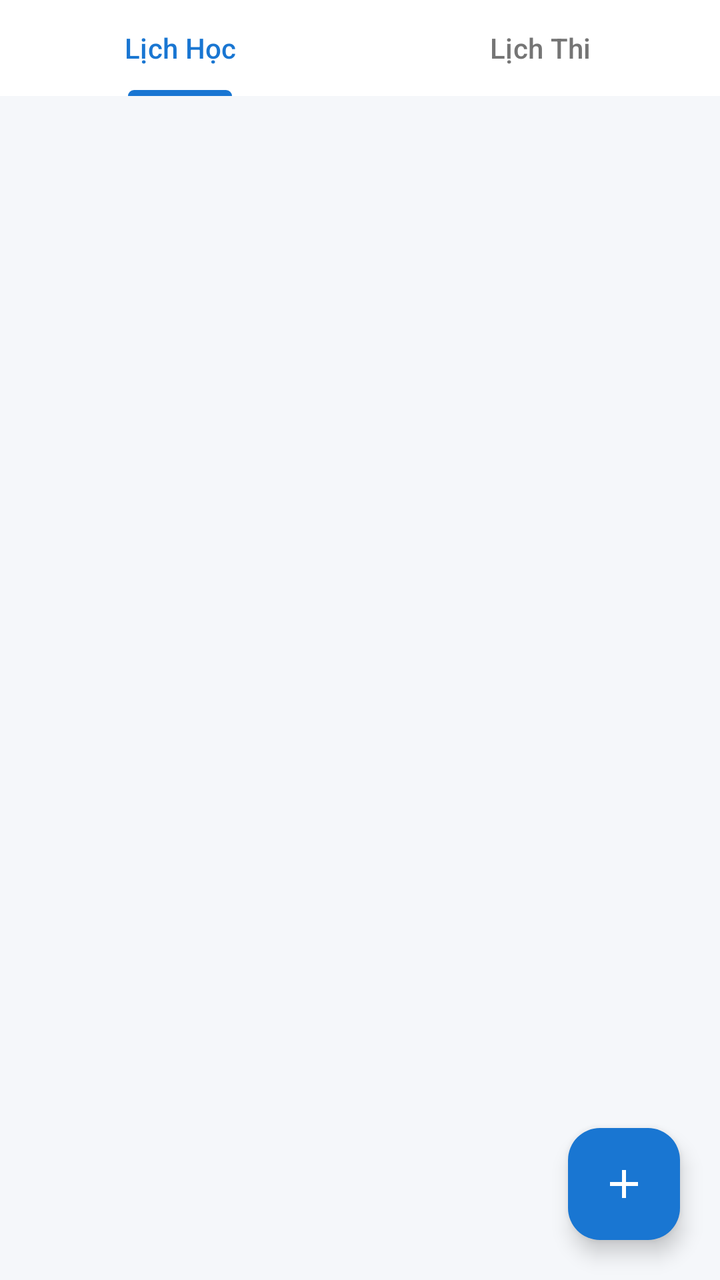
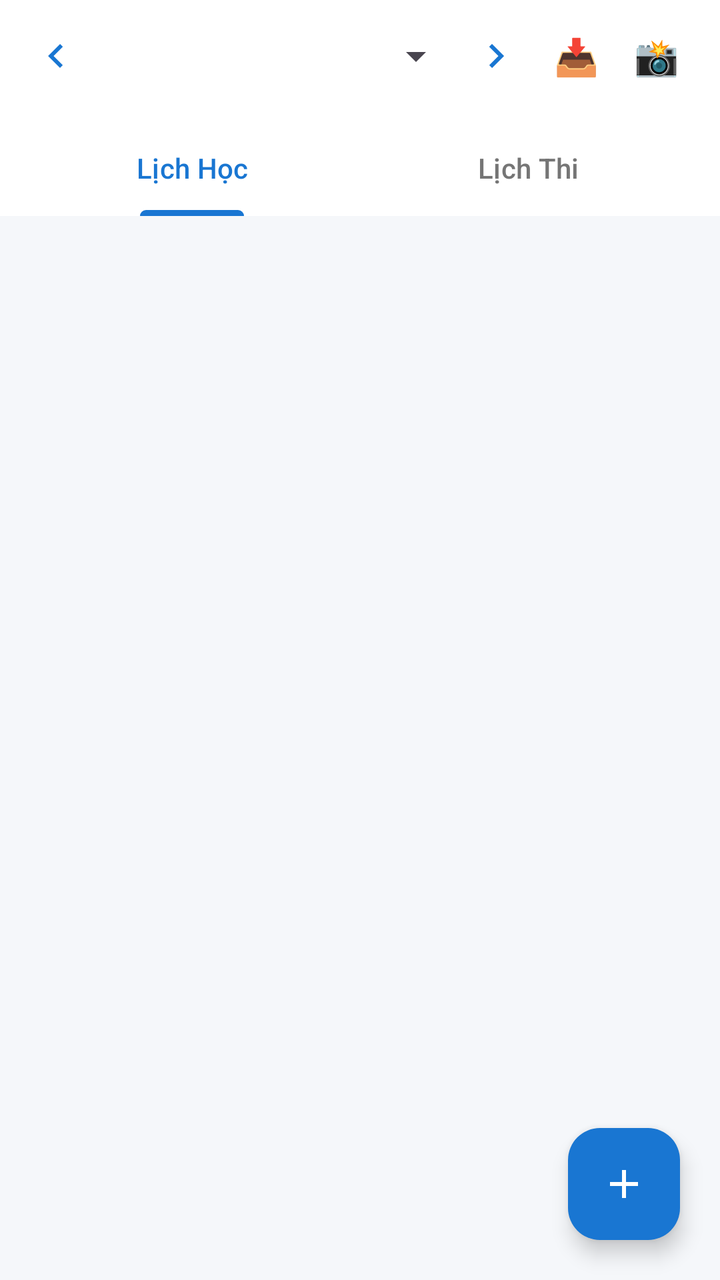

Screens rendered from an Android XML layout before and after an edit, with the pre-edit source and the edit as a unified diff.
<!-- AndroidManifest.xml: application theme Theme.Schedule_TDMU -->
<!-- res/layout/fragment_schedule.xml -->
<?xml version="1.0" encoding="utf-8"?>
<RelativeLayout xmlns:android="http://schemas.android.com/apk/res/android"
    xmlns:app="http://schemas.android.com/apk/res-auto"
    android:layout_width="match_parent"
    android:layout_height="match_parent"
    android:background="@color/background">

    
    <com.google.android.material.tabs.TabLayout
        android:id="@+id/tab_layout"
        android:layout_width="match_parent"
        android:layout_height="wrap_content"
        android:background="@color/surface"
        app:tabIndicatorColor="@color/primary"
        app:tabSelectedTextColor="@color/primary"
        app:tabTextColor="@color/text_secondary">

        <com.google.android.material.tabs.TabItem
            android:layout_width="wrap_content"
            android:layout_height="wrap_content"
            android:text="Lịch Học" />

        <com.google.android.material.tabs.TabItem
            android:layout_width="wrap_content"
            android:layout_height="wrap_content"
            android:text="Lịch Thi" />
    </com.google.android.material.tabs.TabLayout>

    
    <androidx.recyclerview.widget.RecyclerView
        android:id="@+id/rv_schedule_list"
        android:layout_width="match_parent"
        android:layout_height="match_parent"
        android:layout_below="@id/tab_layout"
        android:clipToPadding="false"
        android:paddingTop="8dp"
        android:paddingBottom="80dp" />

    
    <com.google.android.material.floatingactionbutton.FloatingActionButton
        android:id="@+id/fab_add_schedule"
        android:layout_width="wrap_content"
        android:layout_height="wrap_content"
        android:layout_alignParentEnd="true"
        android:layout_alignParentBottom="true"
        android:layout_margin="20dp"
        android:contentDescription="Thêm lịch"
        android:src="@drawable/ic_add"
        app:backgroundTint="@color/primary"
        app:tint="@color/white" />

</RelativeLayout>
<!-- resources referenced by this layout -->
<resources>
  <color name="background">#F5F7FA</color>
  <color name="primary">#1976D2</color>
  <color name="surface">#FFFFFF</color>
  <color name="text_secondary">#757575</color>
  <color name="white">#FFFFFFFF</color>
  <!-- drawable ic_add (drawable) -->
  <vector xmlns:android="http://schemas.android.com/apk/res/android"
      android:width="24dp"
      android:height="24dp"
      android:viewportWidth="24"
      android:viewportHeight="24">
      <path
          android:fillColor="#FF000000"
          android:pathData="M19,13h-6v6h-2v-6H5v-2h6V5h2v6h6v2z"/>
  </vector>
  <style name="Theme.Schedule_TDMU" parent="Base.Theme.Schedule_TDMU" />
  <style name="Base.Theme.Schedule_TDMU" parent="Theme.Material3.DayNight.NoActionBar">
          
          
      </style>
</resources>

<!-- the commit's change to res/layout/fragment_schedule.xml (unified diff, before → after) -->
@@ -6,32 +6,163 @@
     android:background="@color/background">
 
     
-    <com.google.android.material.tabs.TabLayout
-        android:id="@+id/tab_layout"
+    <LinearLayout
+        android:id="@+id/schedule_top_bar"
         android:layout_width="match_parent"
         android:layout_height="wrap_content"
+        android:layout_alignParentTop="true"
         android:background="@color/surface"
-        app:tabIndicatorColor="@color/primary"
-        app:tabSelectedTextColor="@color/primary"
-        app:tabTextColor="@color/text_secondary">
+        android:orientation="vertical"
+        android:paddingHorizontal="12dp"
+        android:paddingTop="8dp">
 
-        <com.google.android.material.tabs.TabItem
-            android:layout_width="wrap_content"
+        <LinearLayout
+            android:layout_width="match_parent"
             android:layout_height="wrap_content"
-            android:text="Lịch Học" />
+            android:gravity="center_vertical"
+            android:orientation="horizontal">
 
-        <com.google.android.material.tabs.TabItem
-            android:layout_width="wrap_content"
+            <ImageButton
+                android:id="@+id/btn_prev_week"
+                android:layout_width="32dp"
+                android:layout_height="32dp"
+                android:background="?attr/selectableItemBackgroundBorderless"
+                android:contentDescription="Tuần trước"
+                android:src="@drawable/ic_arrow_left" />
+
+            <Spinner
+                android:id="@+id/spinner_week"
+                android:layout_width="0dp"
+                android:layout_height="wrap_content"
+                android:layout_weight="1"
+                android:spinnerMode="dropdown" />
+
+            <ImageButton
+                android:id="@+id/btn_next_week"
+                android:layout_width="32dp"
+                android:layout_height="32dp"
+                android:background="?attr/selectableItemBackgroundBorderless"
+                android:contentDescription="Tuần sau"
+                android:src="@drawable/ic_arrow_right" />
+
+            
+            <com.google.android.material.button.MaterialButton
+                android:id="@+id/btn_import_excel"
+                style="@style/Widget.MaterialComponents.Button.TextButton.Icon"
+                android:layout_width="40dp"
+                android:layout_height="40dp"
+                android:layout_marginStart="4dp"
+                android:contentDescription="Nhập Excel"
+                android:padding="0dp"
+                android:text="📥"
+                android:textColor="@color/primary"
+                android:textSize="18sp" />
+
+            
+            <com.google.android.material.button.MaterialButton
+                android:id="@+id/btn_scan_schedule_top"
+                style="@style/Widget.MaterialComponents.Button.TextButton.Icon"
+                android:layout_width="40dp"
+                android:layout_height="40dp"
+                android:contentDescription="Quét TKB AI"
+                android:padding="0dp"
+                android:text="📸"
+                android:textColor="@color/primary"
+                android:textSize="18sp" />
+        </LinearLayout>
+
+        
+        <androidx.recyclerview.widget.RecyclerView
+            android:id="@+id/rv_week_strip"
+            android:layout_width="match_parent"
             android:layout_height="wrap_content"
-            android:text="Lịch Thi" />
-    </com.google.android.material.tabs.TabLayout>
+            android:layout_marginTop="8dp"
+            android:layout_marginBottom="4dp"
+            android:clipToPadding="false"
+            android:orientation="horizontal"
+            app:layoutManager="androidx.recyclerview.widget.LinearLayoutManager" />
+
+        
+        <LinearLayout
+            android:id="@+id/layout_selection_bar"
+            android:layout_width="match_parent"
+            android:layout_height="52dp"
+            android:layout_marginTop="6dp"
+            android:background="@color/primary"
+            android:gravity="center_vertical"
+            android:orientation="horizontal"
+            android:paddingHorizontal="12dp"
+            android:visibility="gone">
+
+            <TextView
+                android:id="@+id/tv_selected_count"
+                android:layout_width="0dp"
+                android:layout_height="wrap_content"
+                android:layout_weight="1"
+                android:text="Đã chọn 0 môn"
+                android:textColor="@color/white"
+                android:textSize="15sp"
+                android:textStyle="bold" />
+
+            <com.google.android.material.button.MaterialButton
+                android:id="@+id/btn_select_all"
+                style="@style/Widget.MaterialComponents.Button.TextButton"
+                android:layout_width="wrap_content"
+                android:layout_height="38dp"
+                android:text="Chọn tất cả"
+                android:textColor="@color/white"
+                android:textSize="12sp" />
+
+            <com.google.android.material.button.MaterialButton
+                android:id="@+id/btn_delete_selected"
+                style="@style/Widget.MaterialComponents.Button.UnelevatedButton"
+                android:layout_width="wrap_content"
+                android:layout_height="38dp"
+                android:layout_marginStart="4dp"
+                android:backgroundTint="@color/error"
+                android:text="Xóa"
+                android:textColor="@color/white"
+                android:textSize="12sp" />
+
+            <ImageButton
+                android:id="@+id/btn_cancel_selection"
+                android:layout_width="36dp"
+                android:layout_height="36dp"
+                android:layout_marginStart="4dp"
+                android:background="?attr/selectableItemBackgroundBorderless"
+                android:contentDescription="Hủy chọn"
+                android:src="@drawable/ic_close"
+                app:tint="@color/white" />
+        </LinearLayout>
+
+        
+        <com.google.android.material.tabs.TabLayout
+            android:id="@+id/tab_layout"
+            android:layout_width="match_parent"
+            android:layout_height="wrap_content"
+            android:background="@color/surface"
+            app:tabIndicatorColor="@color/primary"
+            app:tabSelectedTextColor="@color/primary"
+            app:tabTextColor="@color/text_secondary">
+
+            <com.google.android.material.tabs.TabItem
+                android:layout_width="wrap_content"
+                android:layout_height="wrap_content"
+                android:text="Lịch Học" />
+
+            <com.google.android.material.tabs.TabItem
+                android:layout_width="wrap_content"
+                android:layout_height="wrap_content"
+                android:text="Lịch Thi" />
+        </com.google.android.material.tabs.TabLayout>
+    </LinearLayout>
 
     
     <androidx.recyclerview.widget.RecyclerView
         android:id="@+id/rv_schedule_list"
         android:layout_width="match_parent"
         android:layout_height="match_parent"
-        android:layout_below="@id/tab_layout"
+        android:layout_below="@id/schedule_top_bar"
         android:clipToPadding="false"
         android:paddingTop="8dp"
         android:paddingBottom="80dp" />
<!-- resource entries referenced after the edit -->
@@ -1,6 +1,7 @@
 <!-- resources referenced by this layout -->
 <resources>
   <color name="background">#F5F7FA</color>
+  <color name="error">#D32F2F</color>
   <color name="primary">#1976D2</color>
   <color name="surface">#FFFFFF</color>
   <color name="text_secondary">#757575</color>
@@ -15,6 +16,39 @@
           android:fillColor="#FF000000"
           android:pathData="M19,13h-6v6h-2v-6H5v-2h6V5h2v6h6v2z"/>
   </vector>
+  <!-- drawable ic_arrow_left (drawable) -->
+  <?xml version="1.0" encoding="utf-8"?>
+  <vector xmlns:android="http://schemas.android.com/apk/res/android"
+      android:width="24dp"
+      android:height="24dp"
+      android:viewportWidth="24"
+      android:viewportHeight="24">
+      <path
+          android:fillColor="#FF1976D2"
+          android:pathData="M15.41,16.59L10.83,12l4.58,-4.59L14,6l-6,6 6,6 1.41,-1.41z"/>
+  </vector>
+  <!-- drawable ic_arrow_right (drawable) -->
+  <?xml version="1.0" encoding="utf-8"?>
+  <vector xmlns:android="http://schemas.android.com/apk/res/android"
+      android:width="24dp"
+      android:height="24dp"
+      android:viewportWidth="24"
+      android:viewportHeight="24">
+      <path
+          android:fillColor="#FF1976D2"
+          android:pathData="M8.59,16.59L13.17,12 8.59,7.41 10,6l6,6 -6,6 -1.41,-1.41z"/>
+  </vector>
+  <!-- drawable ic_close (drawable) -->
+  <?xml version="1.0" encoding="utf-8"?>
+  <vector xmlns:android="http://schemas.android.com/apk/res/android"
+      android:width="24dp"
+      android:height="24dp"
+      android:viewportWidth="24"
+      android:viewportHeight="24">
+      <path
+          android:fillColor="#FFFFFFFF"
+          android:pathData="M19,6.41L17.59,5 12,10.59 6.41,5 5,6.41 10.59,12 5,17.59 6.41,19 12,13.41 17.59,19 19,17.59 13.41,12z"/>
+  </vector>
   <style name="Theme.Schedule_TDMU" parent="Base.Theme.Schedule_TDMU" />
   <style name="Base.Theme.Schedule_TDMU" parent="Theme.Material3.DayNight.NoActionBar">
           
